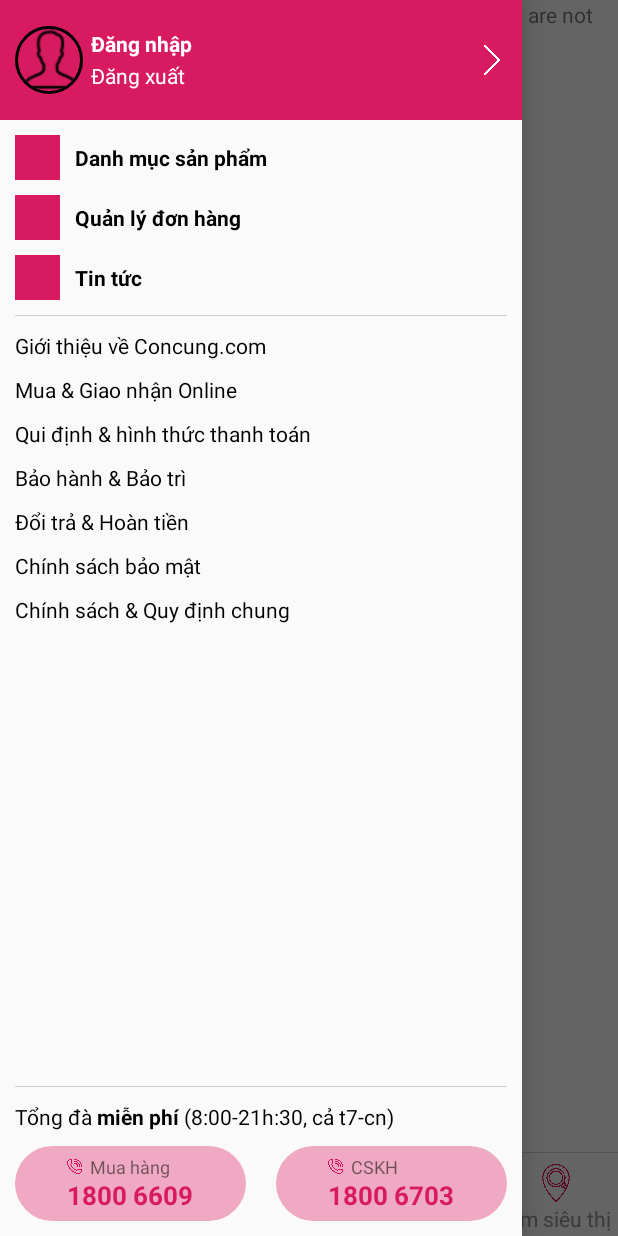
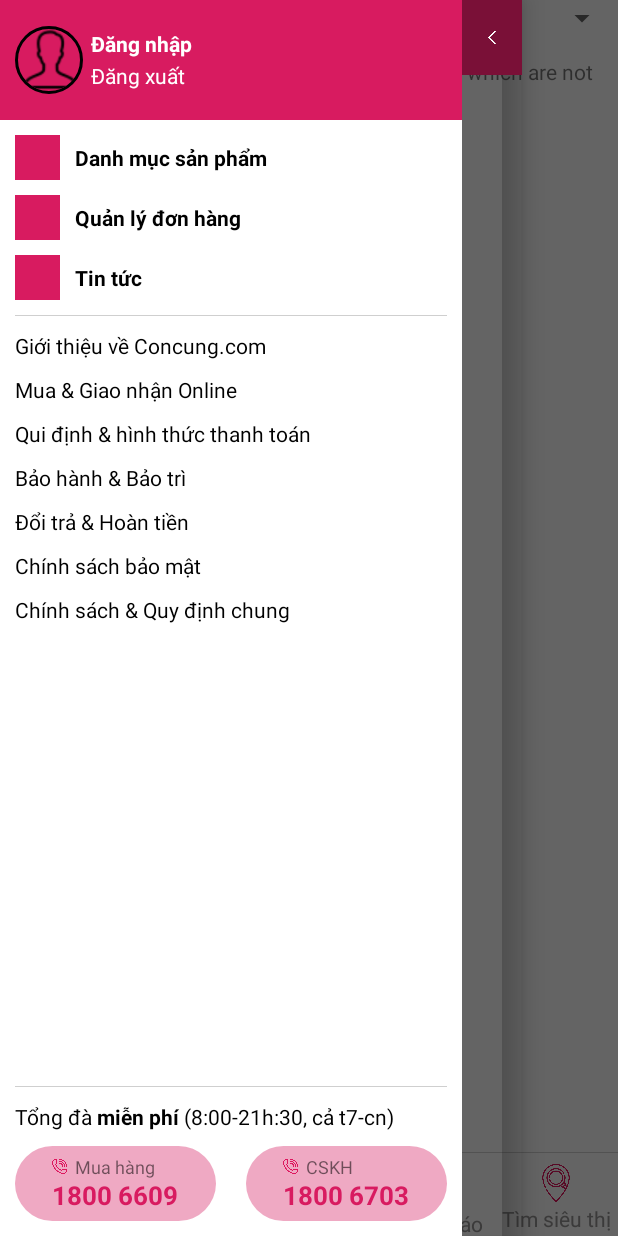
Before and after one commit to TranThanhMinh/ConCung, an Android app: the fragment MapShopsFragment placed in its activity, with the side drawer open, on a phone screen of 412 x 824 dp. Run offline under Robolectric (Android 15) with nearby library versions, the phone set to English and light mode, and no system bars; our stand-ins replace CircleImageView, Dagger/Hilt's generated code, Picasso, Room's generated code; libraries missing offline, so code that uses them is left out: com.facebook, com.facebook.login; pictures from the network do not load; 7 statements that could not run were skipped.

Commit message:
commit source: add view address to maps

```diff
--- a/app/src/main/java/com/example/concung/retrofit/Api.kt
+++ b/app/src/main/java/com/example/concung/retrofit/Api.kt
@@ -16,6 +16,7 @@ import com.example.concung.model.news.ResultNews
 import com.example.concung.model.product.ResultIdProduct
 import com.example.concung.model.product.ResultProduct
 import com.example.concung.model.product.ResultUpload
+import com.example.concung.model.shop.ResultShop
 import com.example.concung.model.trademark.ResultTrademark
 import com.example.concung.model.user.Address
 import com.example.concung.model.user.ResultAddress
@@ -87,4 +88,8 @@ interface Api {
     //update status of order
     @POST("/MinhTran/public/api/updatestatus")
     fun  updateStatus(@Body requestStatus : RequestStatus) :Call<ResultApi>
+
+    //get all address of shop
+    @GET("/MinhTran/public/api/shop")
+    fun  getShop() :Call<ResultShop>
 }
--- a/app/src/main/java/com/example/concung/view/user/DetailOrderFragment.kt
+++ b/app/src/main/java/com/example/concung/view/user/DetailOrderFragment.kt
@@ -115,6 +115,9 @@ class DetailOrderFragment : Fragment() {
         adapter.loadData(order.getListProduct())
     }
 
+    /**
+     * function update status of order
+     */
     fun updateStatus(){
         val request = RequestStatus()
         request.id_order = order.getIdOrder()
--- a/app/src/main/java/com/example/concung/viewmodel/HomeViewModel.kt
+++ b/app/src/main/java/com/example/concung/viewmodel/HomeViewModel.kt
@@ -19,6 +19,7 @@ import com.example.concung.model.news.ResultNews
 import com.example.concung.model.product.ResultIdProduct
 import com.example.concung.model.product.ResultProduct
 import com.example.concung.model.product.ResultUpload
+import com.example.concung.model.shop.ResultShop
 import com.example.concung.model.trademark.ResultTrademark
 import com.example.concung.model.user.Address
 import com.example.concung.model.user.ResultAddress
@@ -128,4 +129,8 @@ class HomeViewModel : ViewModel() {
     fun updateStatus(requestStatus : RequestStatus): LiveData<ResultApi> {
         return homeRopository!!.updateStatus(requestStatus)
     }
+
+    fun getShop(): LiveData<ResultShop> {
+        return homeRopository!!.getShop()
+    }
 }
--- a/app/src/main/res/layout/concung.xml
+++ b/app/src/main/res/layout/concung.xml
@@ -16,36 +16,38 @@
             android:id="@+id/fgLayout"
             android:layout_width="match_parent"
             android:layout_height="match_parent"
-            android:layout_marginBottom="@dimen/size_5"
-            android:layout_above="@+id/bottom" />
+            android:layout_above="@+id/bottom"
+            android:layout_marginBottom="@dimen/size_5" />
+
         <View
             android:layout_width="match_parent"
             android:layout_height="0.5dp"
+            android:layout_above="@+id/bottom"
             android:layout_marginBottom="@dimen/size_5"
-            android:background="@color/colorBlack4"
-            android:layout_above="@+id/bottom"/>
+            android:background="@color/colorBlack4" />
 
         <LinearLayout
             android:id="@+id/bottom"
             android:layout_width="match_parent"
             android:layout_height="50dp"
-            android:orientation="horizontal"
             android:layout_alignParentBottom="true"
             android:fitsSystemWindows="true"
             android:isScrollContainer="false"
+            android:orientation="horizontal"
             android:paddingTop="2dp"
             android:weightSum="5">
+
             <com.google.android.material.tabs.TabLayout
+                android:id="@+id/tabLayout"
+                android:layout_width="match_parent"
+                android:layout_height="wrap_content"
                 android:visibility="gone"
-                android:id="@+id/tabLayout"
+                app:tabGravity="fill"
+                app:tabIndicatorHeight="0dp"
                 app:tabMode="fixed"
                 app:tabTextAppearance="@style/TabLayoutStyle"
-                app:tabIndicatorHeight="0dp"
-                app:tabTextColor="@color/colorBlack"
-                app:tabGravity="fill"
-                android:layout_width="match_parent"
-                android:layout_height="wrap_content">
-            </com.google.android.material.tabs.TabLayout>
+                app:tabTextColor="@color/colorBlack"></com.google.android.material.tabs.TabLayout>
+
             <LinearLayout
                 android:id="@+id/btnHome"
                 android:layout_width="0dp"
@@ -157,9 +159,10 @@
     <!--    android:layout_gravity="start"-->
     <com.google.android.material.navigation.NavigationView
         android:id="@+id/navigationView"
-        android:layout_gravity="start"
         android:layout_width="match_parent"
-        android:layout_height="match_parent">
+        android:layout_height="match_parent"
+        android:background="#00000000"
+        android:layout_gravity="start">
 
         <androidx.core.widget.NestedScrollView
             android:layout_width="match_parent"
@@ -168,8 +171,16 @@
             android:scrollbars="none">
 
             <RelativeLayout
+                android:id="@+id/menu"
                 android:layout_width="match_parent"
                 android:layout_height="match_parent"
+                android:orientation="vertical">
+
+                <RelativeLayout
+                    android:layout_width="match_parent"
+                    android:layout_height="match_parent"
+                    android:layout_toLeftOf="@+id/llClose"
+                    android:background="@color/colorWhite"
                     android:orientation="vertical">
 
                     <LinearLayout
@@ -219,13 +230,13 @@
                             </LinearLayout>
 
                             <ImageView
+                                android:visibility="invisible"
+                                android:layout_width="20dp"
+                                android:layout_height="20dp"
                                 android:layout_alignParentRight="true"
                                 android:layout_centerVertical="true"
                                 android:layout_marginRight="@dimen/size"
-                            android:layout_width="20dp"
-                            android:layout_height="20dp"
-                            android:src="@drawable/ic_right"/>
-
+                                android:src="@drawable/ic_right" />
 
 
                         </RelativeLayout>
@@ -319,15 +330,17 @@
                         android:layout_alignParentBottom="true"
                         android:gravity="bottom"
                         android:orientation="vertical">
+
                         <View
                             android:layout_width="match_parent"
                             android:layout_height="0.5dp"
                             android:layout_margin="@dimen/size"
                             android:background="@color/colorBlack4" />
+
                         <LinearLayout
-                        android:layout_marginLeft="@dimen/size"
                             android:layout_width="match_parent"
                             android:layout_height="wrap_content"
+                            android:layout_marginLeft="@dimen/size"
                             android:orientation="horizontal">
 
                             <TextView
@@ -357,79 +370,94 @@
 
                             <RelativeLayout
                                 android:id="@+id/rlCall"
+                                android:layout_width="0dp"
+                                android:layout_height="wrap_content"
                                 android:layout_margin="@dimen/size"
+                                android:layout_weight="1"
                                 android:background="@drawable/border_call"
-                            android:layout_width="0dp"
-                            android:padding="@dimen/size_5"
                                 android:gravity="center"
-                            android:layout_height="wrap_content"
                                 android:orientation="horizontal"
-                            android:layout_weight="1">
+                                android:padding="@dimen/size_5">
 
                                 <ImageView
                                     android:id="@+id/imCall"
-                                android:layout_marginTop="3dp"
                                     android:layout_width="10dp"
                                     android:layout_height="10dp"
+                                    android:layout_marginTop="3dp"
                                     android:src="@drawable/ic_phone" />
 
                                 <TextView
+                                    android:layout_width="wrap_content"
+                                    android:layout_height="wrap_content"
                                     android:layout_marginLeft="@dimen/size_5"
                                     android:layout_toRightOf="@+id/imCall"
+                                    android:text="Mua hàng"
+                                    android:textSize="12sp" />
+
+                                <TextView
                                     android:layout_width="wrap_content"
                                     android:layout_height="wrap_content"
-                                android:textSize="12sp"
-                                android:text="Mua hàng" />
-                            <TextView
+                                    android:layout_below="@+id/imCall"
                                     android:layout_marginTop="2dp"
-                              android:layout_below="@+id/imCall"
-                                android:layout_width="wrap_content"
-                                android:layout_height="wrap_content"
+                                    android:text="@string/txt_phone_1"
+                                    android:textColor="@color/colorAccent"
                                     android:textSize="17sp"
-                                android:textColor="@color/colorAccent"
-                                android:textStyle="bold"
-                                android:text="@string/txt_phone_1" />
+                                    android:textStyle="bold" />
                             </RelativeLayout>
 
                             <RelativeLayout
                                 android:id="@+id/rlCall2"
+                                android:layout_width="0dp"
+                                android:layout_height="wrap_content"
                                 android:layout_margin="@dimen/size"
+                                android:layout_weight="1"
                                 android:background="@drawable/border_call"
-                            android:layout_width="0dp"
-                            android:padding="@dimen/size_5"
                                 android:gravity="center"
-                            android:layout_height="wrap_content"
                                 android:orientation="horizontal"
-                            android:layout_weight="1">
+                                android:padding="@dimen/size_5">
 
                                 <ImageView
                                     android:id="@+id/imCall2"
-                                android:layout_marginTop="3dp"
                                     android:layout_width="10dp"
                                     android:layout_height="10dp"
+                                    android:layout_marginTop="3dp"
                                     android:src="@drawable/ic_phone" />
 
                                 <TextView
+                                    android:layout_width="wrap_content"
+                                    android:layout_height="wrap_content"
                                     android:layout_marginLeft="@dimen/size_5"
                                     android:layout_toRightOf="@+id/imCall2"
+                                    android:text="CSKH"
+                                    android:textSize="12sp" />
+
+                                <TextView
                                     android:layout_width="wrap_content"
                                     android:layout_height="wrap_content"
-                                android:textSize="12sp"
-                                android:text="CSKH" />
-                            <TextView
+                                    android:layout_below="@+id/imCall2"
                                     android:layout_marginTop="2dp"
-                                android:layout_below="@+id/imCall2"
-                                android:layout_width="wrap_content"
-                                android:layout_height="wrap_content"
+                                    android:text="@string/txt_phone_2"
+                                    android:textColor="@color/colorAccent"
                                     android:textSize="17sp"
-                                android:textColor="@color/colorAccent"
-                                android:textStyle="bold"
-                                android:text="@string/txt_phone_2" />
+                                    android:textStyle="bold" />
                             </RelativeLayout>
 
                         </LinearLayout>
                     </LinearLayout>
 
+                </RelativeLayout>
+                <LinearLayout
+                    android:id="@+id/llClose"
+                    android:layout_width="wrap_content"
+                    android:layout_height="wrap_content"
+                    android:layout_alignParentRight="true"
+                    android:background="@color/colorAccent3">
+                    <ImageView
+                        android:layout_width="40dp"
+                        android:layout_height="50dp"
+                        android:padding="@dimen/size_"
+                        android:src="@drawable/ic_close_menu"/>
+                </LinearLayout>
             </RelativeLayout>
         </androidx.core.widget.NestedScrollView>
 
--- a/app/src/main/res/layout/map_shop_fragment.xml
+++ b/app/src/main/res/layout/map_shop_fragment.xml
@@ -4,8 +4,22 @@
     xmlns:tools="http://schemas.android.com/tools"
     android:layout_width="match_parent"
     android:layout_height="match_parent"
-    app:layout_behavior="@string/appbar_scrolling_view_behavior"
-    tools:showIn="@layout/activity_main">
+    app:layout_behavior="@string/appbar_scrolling_view_behavior">
+    <TextView
+        android:id="@+id/tvNumber"
+        android:layout_width="match_parent"
+        android:layout_height="wrap_content"
+        android:textSize="@dimen/text2"
+        android:textColor="@color/colorBlue"
+        android:layout_toLeftOf="@+id/spDistance"
+        android:padding="5dp"
+        android:textStyle="bold"/>
+
+    <Spinner
+        android:id="@+id/spDistance"
+        android:layout_width="wrap_content"
+        android:layout_height="wrap_content"
+        android:layout_alignParentRight="true"/>
 
     <fragment xmlns:android="http://schemas.android.com/apk/res/android"
         xmlns:tools="http://schemas.android.com/tools"
@@ -13,6 +27,7 @@
         android:name="com.google.android.gms.maps.SupportMapFragment"
         android:layout_width="match_parent"
         android:layout_height="match_parent"
+        android:layout_below="@+id/tvNumber"
         tools:context="com.example.mapwithmarker.MapsMarkerActivity" />
 
 </RelativeLayout>
--- a/app/src/main/res/values/colors.xml
+++ b/app/src/main/res/values/colors.xml
@@ -3,6 +3,7 @@
     <color name="colorPrimary">#DC1D5E</color>
     <color name="colorPrimaryDark">#DC1D5E</color>
     <color name="colorAccent">#D81B60</color>
+    <color name="colorAccent3">#7A1037</color>
     <color name="colorAccent2">#EFA9C3</color>
     <color name="colorWhite">#ffff</color>
     <color name="colorBlack">#000</color>
--- a/app/src/main/res/values/dimens.xml
+++ b/app/src/main/res/values/dimens.xml
@@ -1,6 +1,7 @@
 <?xml version="1.0" encoding="utf-8"?>
 <resources>
     <dimen name="size">10dp</dimen>
+    <dimen name="size_">15dp</dimen>
     <dimen name="size2">20dp</dimen>
     <dimen name="size3">30dp</dimen>
     <dimen name="size4">40dp</dimen>
```
Also changed, not shown: app/src/main/java/com/example/concung/model/shop/AddressShop.kt (added, +35 -0 lines), app/src/main/java/com/example/concung/model/shop/ResultShop.kt (added, +43 -0 lines), app/src/main/java/com/example/concung/repository/HomeRepository.kt (+20 -0 lines), app/src/main/java/com/example/concung/view/ConcungActivity.kt (+40 -25 lines), app/src/main/java/com/example/concung/view/adapter/DistanceAdapter.kt (added, +23 -0 lines), app/src/main/java/com/example/concung/view/shop/MapShopsFragment.kt (+111 -45 lines), app/src/main/java/com/example/concung/view/user/AddressFragment.kt (+6 -1 lines), app/src/main/java/com/example/concung/view/user/ListOrderFragment.kt (+6 -2 lines), app/src/main/res/layout/item_distance.xml (added, +12 -0 lines), app/src/main/res/drawable/ic_close_menu.png (added). Lines whose indentation alone changed are shown as unchanged.
